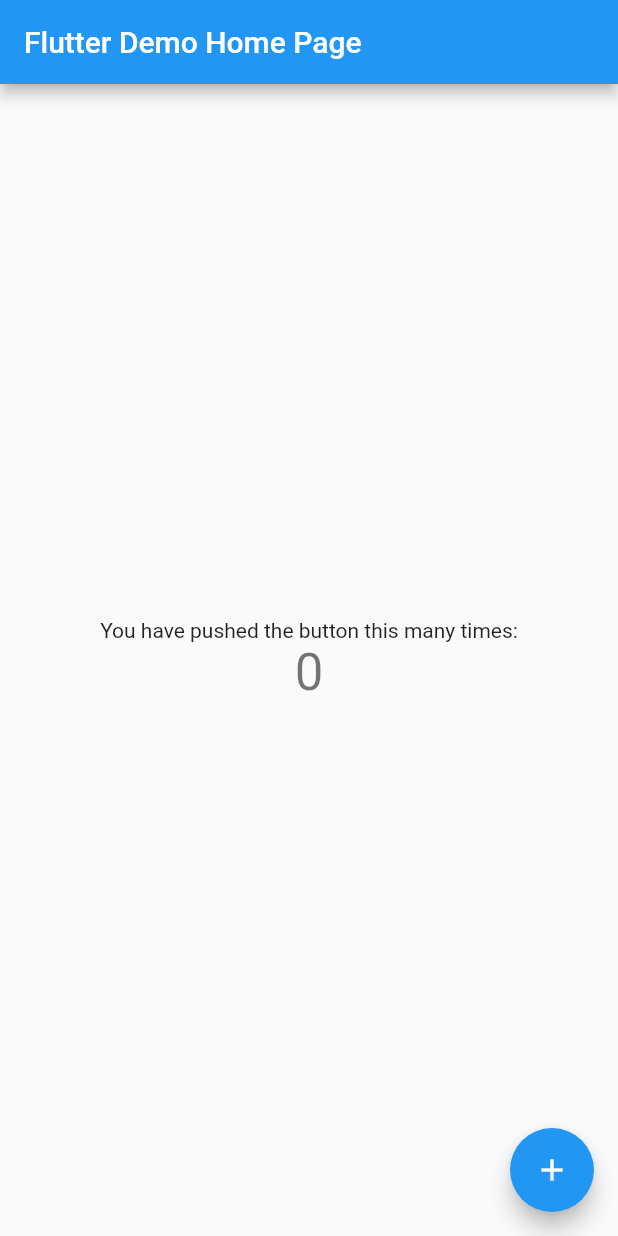
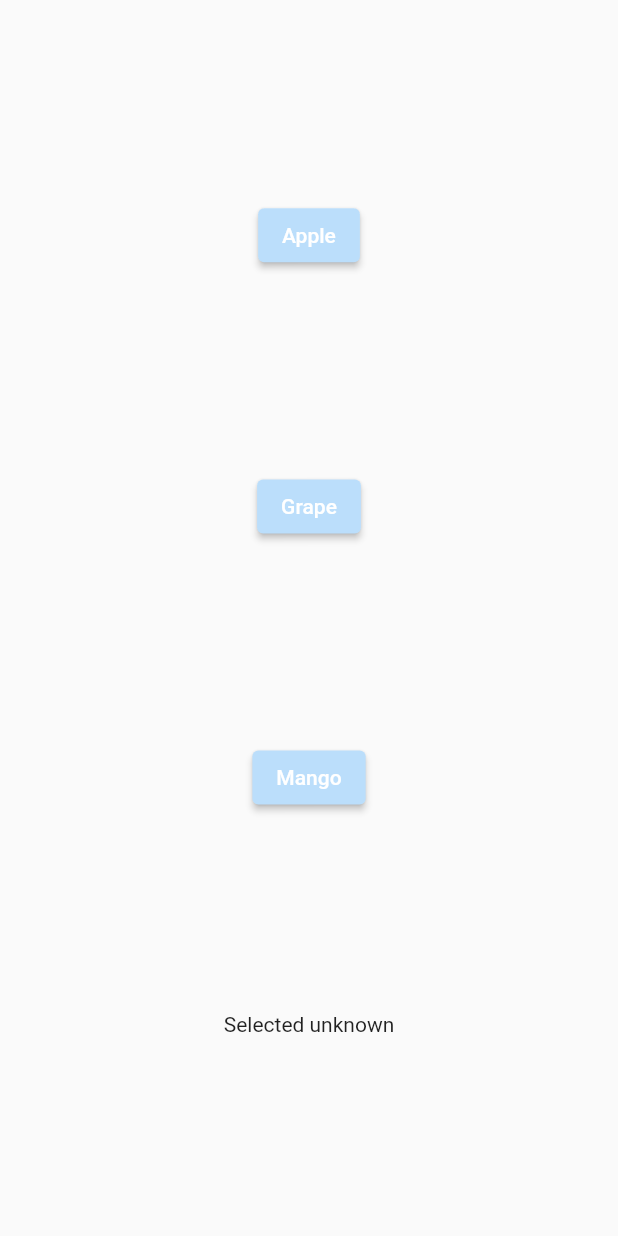
Before and after one commit to oluwasegunilori/change_notifier, a Flutter app: the screen it shows after launch, on a phone screen of 412 x 824 dp. Run offline on Flutter 3.47's test engine with Material 2 defaults, Android fonts, the phone set to English and light mode, and no system bars.

Commit message:
Change notifier provider learning completed

```diff
--- a/lib/main.dart
+++ b/lib/main.dart
@@ -1,7 +1,13 @@
+import 'package:change_notifier/notifier/fruit_notifier.dart';
+import 'package:change_notifier/ui/home_page.dart';
 import 'package:flutter/material.dart';
+import 'package:provider/provider.dart';
 
 void main() {
-  runApp(const MyApp());
+  runApp(ChangeNotifierProvider(
+    create: (_) => FruitNotifier(),
+    child: const MyApp(),
+  ));
 }
 
 class MyApp extends StatelessWidget {
@@ -11,7 +17,7 @@
   @override
   Widget build(BuildContext context) {
     return MaterialApp(
-      title: 'Flutter Demo',
+      title: 'Change Notifier',
       theme: ThemeData(
         // This is the theme of your application.
         //
@@ -24,92 +30,7 @@
         // is not restarted.
         primarySwatch: Colors.blue,
       ),
-      home: const MyHomePage(title: 'Flutter Demo Home Page'),
+      home: const HomePage(),
     );
   }
 }
-
-class MyHomePage extends StatefulWidget {
-  const MyHomePage({super.key, required this.title});
-
-  // This widget is the home page of your application. It is stateful, meaning
-  // that it has a State object (defined below) that contains fields that affect
-  // how it looks.
-
-  // This class is the configuration for the state. It holds the values (in this
-  // case the title) provided by the parent (in this case the App widget) and
-  // used by the build method of the State. Fields in a Widget subclass are
-  // always marked "final".
-
-  final String title;
-
-  @override
-  State<MyHomePage> createState() => _MyHomePageState();
-}
-
-class _MyHomePageState extends State<MyHomePage> {
-  int _counter = 0;
-
-  void _incrementCounter() {
-    setState(() {
-      // This call to setState tells the Flutter framework that something has
-      // changed in this State, which causes it to rerun the build method below
-      // so that the display can reflect the updated values. If we changed
-      // _counter without calling setState(), then the build method would not be
-      // called again, and so nothing would appear to happen.
-      _counter++;
-    });
-  }
-
-  @override
-  Widget build(BuildContext context) {
-    // This method is rerun every time setState is called, for instance as done
-    // by the _incrementCounter method above.
-    //
-    // The Flutter framework has been optimized to make rerunning build methods
-    // fast, so that you can just rebuild anything that needs updating rather
-    // than having to individually change instances of widgets.
-    return Scaffold(
-      appBar: AppBar(
-        // Here we take the value from the MyHomePage object that was created by
-        // the App.build method, and use it to set our appbar title.
-        title: Text(widget.title),
-      ),
-      body: Center(
-        // Center is a layout widget. It takes a single child and positions it
-        // in the middle of the parent.
-        child: Column(
-          // Column is also a layout widget. It takes a list of children and
-          // arranges them vertically. By default, it sizes itself to fit its
-          // children horizontally, and tries to be as tall as its parent.
-          //
-          // Invoke "debug painting" (press "p" in the console, choose the
-          // "Toggle Debug Paint" action from the Flutter Inspector in Android
-          // Studio, or the "Toggle Debug Paint" command in Visual Studio Code)
-          // to see the wireframe for each widget.
-          //
-          // Column has various properties to control how it sizes itself and
-          // how it positions its children. Here we use mainAxisAlignment to
-          // center the children vertically; the main axis here is the vertical
-          // axis because Columns are vertical (the cross axis would be
-          // horizontal).
-          mainAxisAlignment: MainAxisAlignment.center,
-          children: <Widget>[
-            const Text(
-              'You have pushed the button this many times:',
-            ),
-            Text(
-              '$_counter',
-              style: Theme.of(context).textTheme.headline4,
-            ),
-          ],
-        ),
-      ),
-      floatingActionButton: FloatingActionButton(
-        onPressed: _incrementCounter,
-        tooltip: 'Increment',
-        child: const Icon(Icons.add),
-      ), // This trailing comma makes auto-formatting nicer for build methods.
-    );
-  }
-}
--- /dev/null
+++ b/lib/notifier/fruit_notifier.dart
@@ -0,0 +1,9 @@
+import 'package:flutter/cupertino.dart';
+
+class FruitNotifier extends ChangeNotifier {
+  String fruit = "unknown";
+  void changeFruit(String fruit) {
+    this.fruit = fruit;
+    notifyListeners();
+  }
+}
--- /dev/null
+++ b/lib/ui/fruit_buttons.dart
@@ -0,0 +1,23 @@
+import 'package:change_notifier/notifier/fruit_notifier.dart';
+import 'package:flutter/material.dart';
+import 'package:provider/provider.dart';
+
+class FruitButtons extends StatelessWidget {
+  final String fruit;
+  const FruitButtons({super.key, required this.fruit});
+
+  @override
+  Widget build(BuildContext context) {
+    return ElevatedButton(
+      onPressed: () => {
+        Provider.of<FruitNotifier>(context, listen: false).changeFruit(fruit),
+      },
+      child: Text(fruit),
+      style: ButtonStyle(
+          backgroundColor: MaterialStateProperty.all(
+              Provider.of<FruitNotifier>(context).fruit == fruit
+                  ? Theme.of(context).primaryColor
+                  : Theme.of(context).primaryColorLight)),
+    );
+  }
+}
--- /dev/null
+++ b/lib/ui/home_page.dart
@@ -0,0 +1,33 @@
+import 'package:change_notifier/notifier/fruit_notifier.dart';
+import 'package:change_notifier/ui/fruit_buttons.dart';
+import 'package:flutter/cupertino.dart';
+import 'package:flutter/material.dart';
+import 'package:flutter/src/widgets/container.dart';
+import 'package:flutter/src/widgets/framework.dart';
+import 'package:provider/provider.dart';
+
+class HomePage extends StatefulWidget {
+  const HomePage({super.key});
+
+  @override
+  State<HomePage> createState() => _HomePageState();
+}
+
+class _HomePageState extends State<HomePage> {
+  @override
+  Widget build(BuildContext context) {
+    return Scaffold(
+      body: Center(
+        child: Column(
+          mainAxisAlignment: MainAxisAlignment.spaceEvenly,
+          children: [
+            FruitButtons(fruit: "Apple"),
+            FruitButtons(fruit: "Grape"),
+            FruitButtons(fruit: "Mango"),
+            Text("Selected ${Provider.of<FruitNotifier>(context).fruit}")
+          ],
+        ),
+      ),
+    );
+  }
+}
--- a/pubspec.yaml
+++ b/pubspec.yaml
@@ -36,6 +36,7 @@
   # The following adds the Cupertino Icons font to your application.
   # Use with the CupertinoIcons class for iOS style icons.
   cupertino_icons: ^1.0.2
+  provider: ^6.0.3
 
 dev_dependencies:
   flutter_test:
```
Also changed, not shown: pubspec.lock.
